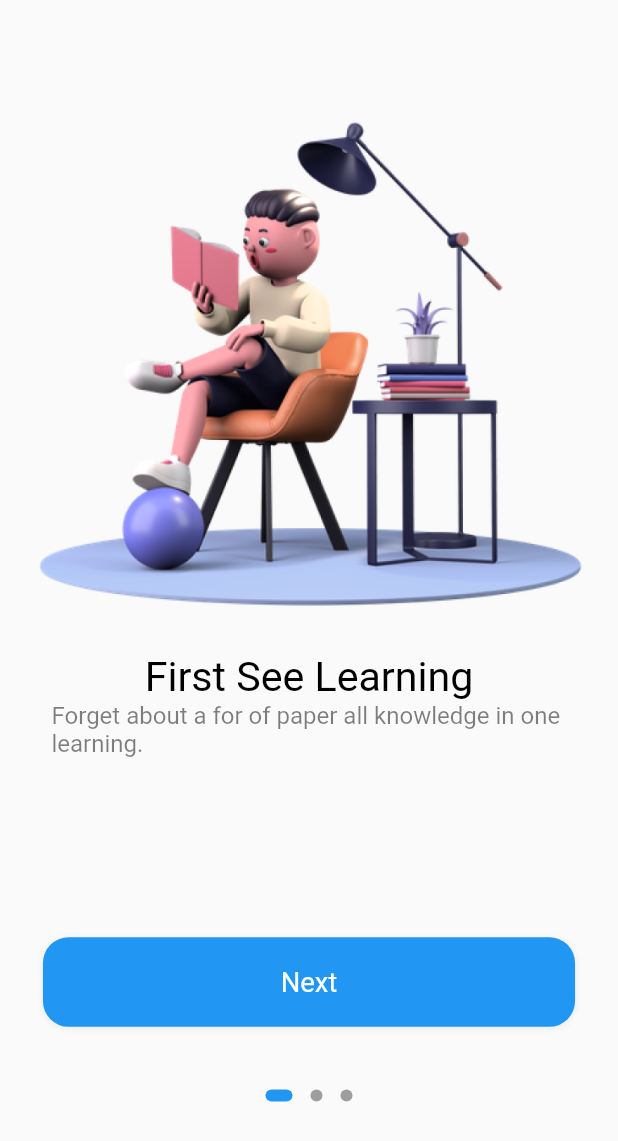
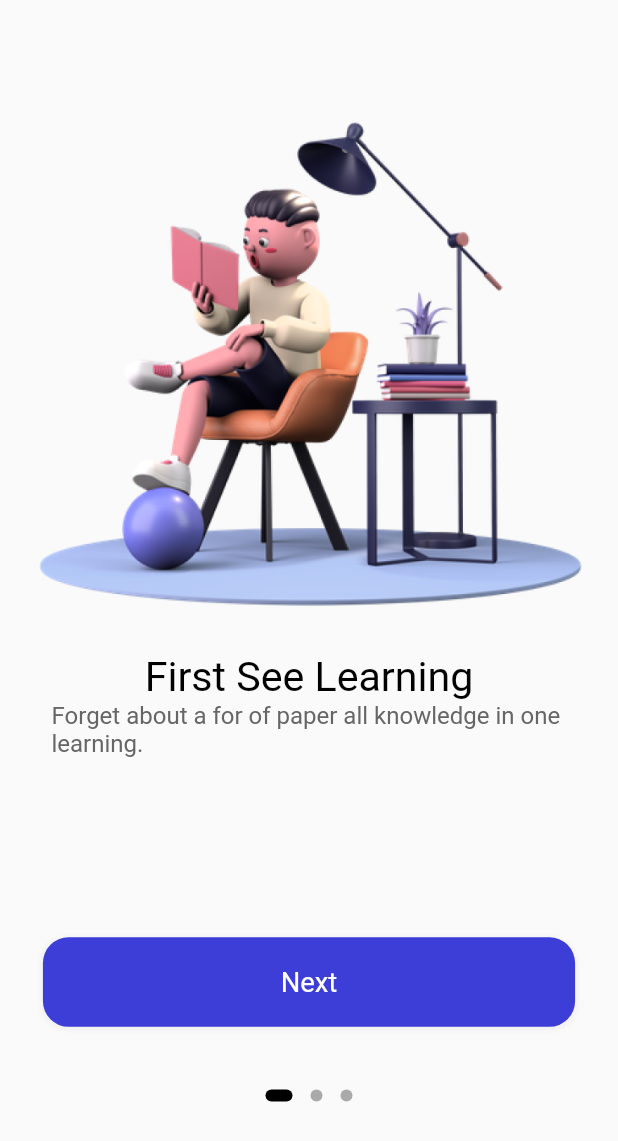
Before and after one commit to Basliel-Amsalu/Ulearning--flutter, a Flutter app: the screen it shows after launch, on a phone screen of 412 x 824 dp. Shown: the top 1141 px of the screen. Run offline on Flutter 3.47's test engine with Material 2 defaults, Android fonts, the light colour scheme and no system bars; drawn by our look-alikes of dots_indicator; our stand-ins replace cloud_firestore, flutter_bloc, flutter_screenutil; accounts and stored records are empty.

Commit message:
initial commit

```diff
--- /dev/null
+++ b/lib/common/values/colors.dart
@@ -0,0 +1,34 @@
+import 'dart:ui';
+
+class AppColors {
+  /// white background
+  static const Color primaryBackground = Color.fromARGB(255, 255, 255, 255);
+
+  /// grey background
+  static const Color primarySecondaryBackground =
+      Color.fromARGB(255, 247, 247, 249);
+
+  /// main widget color blue
+  static const Color primaryElement = Color.fromARGB(255, 61, 61, 216);
+
+  /// main text color black
+  static const Color primaryText = Color.fromARGB(255, 0, 0, 0);
+  // video background color
+  static const Color primary_bg = Color.fromARGB(210, 32, 47, 62);
+
+  /// main widget text color white
+  static const Color primaryElementText = Color.fromARGB(255, 255, 255, 255);
+  // main widget text color grey
+  static const Color primarySecondaryElementText =
+      Color.fromARGB(255, 102, 102, 102);
+  // main widget third color grey
+  static const Color primaryThirdElementText =
+      Color.fromARGB(255, 170, 170, 170);
+
+  static const Color primaryFourElementText =
+      Color.fromARGB(255, 204, 204, 204);
+  //state color
+  static const Color primaryElementStatus = Color.fromARGB(255, 88, 174, 127);
+
+  static const Color primaryElementBg = Color.fromARGB(255, 238, 121, 99);
+}
--- a/lib/pages/sign_in/sign_in.dart
+++ b/lib/pages/sign_in/sign_in.dart
@@ -25,7 +25,7 @@ class _SignInState extends State<SignIn> {
             buildThirdPartyLogin(context),
             Center(child: reusableText("Or use your email account to login")),
             Container(
-              margin: EdgeInsets.only(top: 66.h),
+              margin: EdgeInsets.only(top: 36.h),
               padding: EdgeInsets.only(left: 25.w, right: 25.w),
               child: Column(
                 crossAxisAlignment: CrossAxisAlignment.start,
--- a/lib/pages/welcome/welcome.dart
+++ b/lib/pages/welcome/welcome.dart
@@ -2,6 +2,7 @@ import 'package:dots_indicator/dots_indicator.dart';
 import 'package:flutter/material.dart';
 import 'package:flutter_bloc/flutter_bloc.dart';
 import 'package:flutter_screenutil/flutter_screenutil.dart';
+import 'package:ulearning/common/values/colors.dart';
 import 'package:ulearning/main.dart';
 import 'package:ulearning/pages/welcome/bloc/welcome_blocs.dart';
 import 'package:ulearning/pages/welcome/bloc/welcome_events.dart';
@@ -65,8 +66,8 @@ class _WelcomeState extends State<Welcome> {
                       dotsCount: 3,
                       mainAxisAlignment: MainAxisAlignment.center,
                       decorator: DotsDecorator(
-                          color: Colors.grey,
-                          activeColor: Colors.blue,
+                          color: AppColors.primaryThirdElementText,
+                          activeColor: AppColors.primaryText,
                           size: const Size.square(8.0),
                           activeSize: const Size(18.0, 8.0),
                           activeShape: RoundedRectangleBorder(
@@ -96,7 +97,7 @@ class _WelcomeState extends State<Welcome> {
           child: Text(
             title,
             style: TextStyle(
-                color: Colors.black,
+                color: AppColors.primaryText,
                 fontSize: 24.sp,
                 fontWeight: FontWeight.normal),
           ),
@@ -107,7 +108,7 @@ class _WelcomeState extends State<Welcome> {
           child: Text(
             subTitle,
             style: TextStyle(
-                color: Colors.black.withOpacity(0.5),
+                color: AppColors.primarySecondaryElementText,
                 fontSize: 14.sp,
                 fontWeight: FontWeight.normal),
           ),
@@ -129,7 +130,7 @@ class _WelcomeState extends State<Welcome> {
             width: 325.w,
             height: 50.h,
             decoration: BoxDecoration(
-                color: Colors.blue,
+                color: AppColors.primaryElement,
                 borderRadius: BorderRadius.all(Radius.circular(15.w)),
                 boxShadow: [
                   BoxShadow(
```
Also changed, not shown: lib/pages/sign_in/bloc/sign_in_blocs.dart (added, +18 -0 lines), lib/pages/sign_in/bloc/sign_in_events.dart (added, +13 -0 lines), lib/pages/sign_in/bloc/sign_in_states.dart (added, +14 -0 lines), lib/pages/sign_in/widgets/sign_in_widget.dart (+20 -9 lines).
